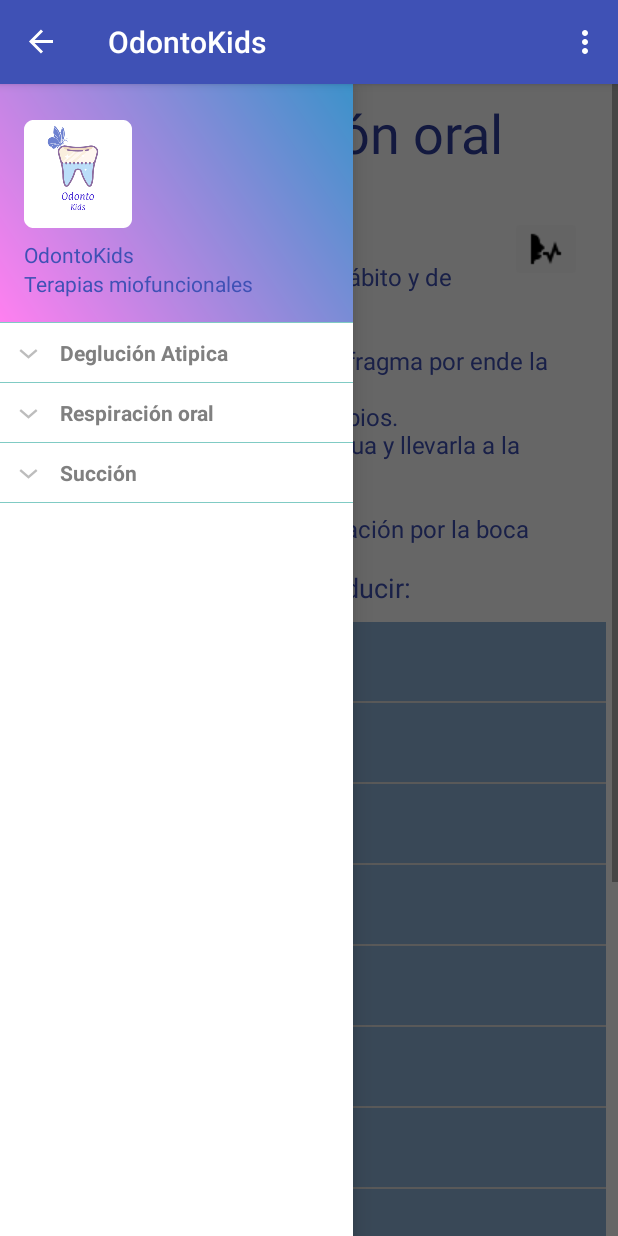
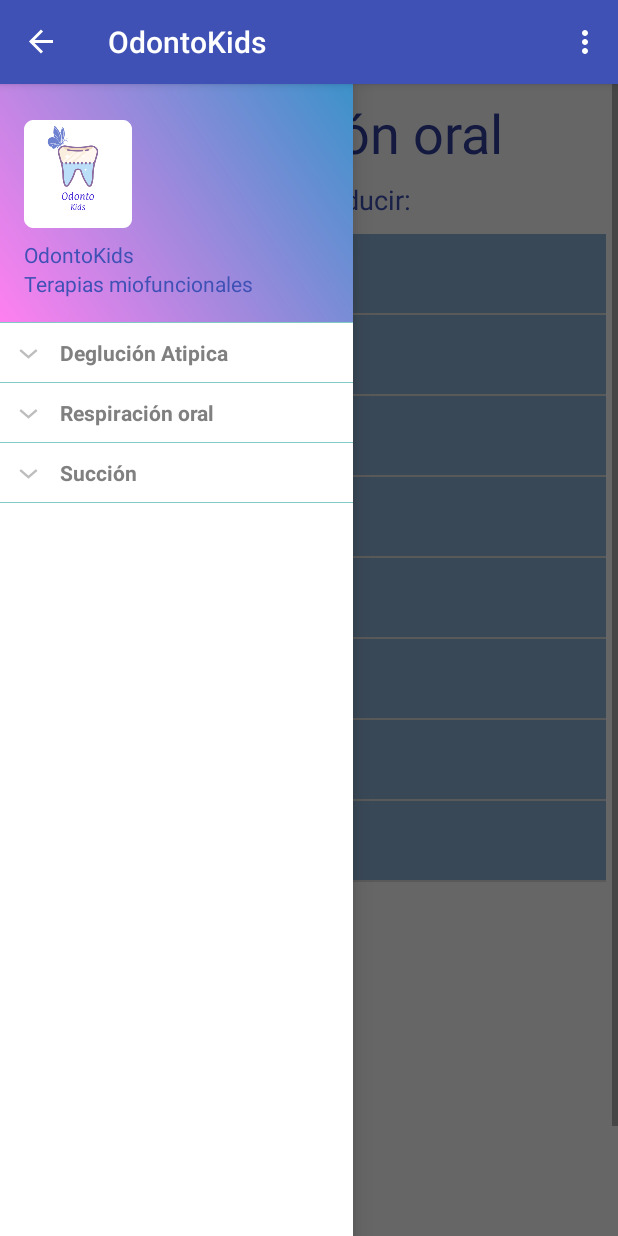
Before and after one commit to mimel94/OdontoKids, an Android app: the fragment OralRespirationFragment placed in its activity, with the side drawer open, on a phone screen of 412 x 824 dp. Run offline under Robolectric (Android 15) with nearby library versions, the phone set to English and light mode, and no system bars.

Commit message:
separated objectives and exercises od oral respiration, put play and pause sound objectives

```diff
--- a/app/src/main/java/com/mimel/odontokids/OralRespirationFragment.java
+++ b/app/src/main/java/com/mimel/odontokids/OralRespirationFragment.java
@@ -38,8 +38,7 @@
     private ListView lv1;
     private VideoView videoView;
     private ImageView imageLogo;
-    private ImageButton soundButon;
-    private MediaPlayer mp;
+
 
 
 
@@ -57,14 +56,7 @@
         lv1 = (ListView) rootView.findViewById(R.id.listPraxias);
         videoView = (VideoView) rootView.findViewById(R.id.videoView);
         imageLogo = (ImageView)rootView.findViewById(R.id.imageView2);
-        soundButon = (ImageButton) rootView.findViewById(R.id.objetivoSound);
-        mp = MediaPlayer.create(getActivity(), R.raw.oral);
-        soundButon.setOnClickListener(new View.OnClickListener() {
-            @Override
-            public void onClick(View view) {
-                mp.start();
-            }
-        });
+
 
 
 
--- a/app/src/main/res/layout/fragment_oral_respiration.xml
+++ b/app/src/main/res/layout/fragment_oral_respiration.xml
@@ -72,52 +72,11 @@
         android:layout_width="wrap_content"
         android:layout_height="23dp"
         android:layout_marginStart="16dp"
-        android:layout_marginTop="16dp"
+        android:layout_marginTop="8dp"
         android:text="@string/selection_video"
         android:textColor="@color/colorPrimary"
         android:textSize="18sp"
         app:layout_constraintStart_toStartOf="parent"
-        app:layout_constraintTop_toBottomOf="@+id/textView13" />
-
-    <TextView
-        android:id="@+id/textView12"
-        android:layout_width="wrap_content"
-        android:layout_height="wrap_content"
-        android:layout_marginLeft="24dp"
-        android:layout_marginTop="24dp"
-        android:text="@string/objetivos"
-        android:textColor="@color/colorPrimary"
-        android:textSize="18sp"
-        android:textStyle="bold"
-        app:layout_constraintLeft_toLeftOf="parent"
         app:layout_constraintTop_toBottomOf="@+id/textView2" />
 
-    <TextView
-        android:id="@+id/textView13"
-        android:layout_width="0dp"
-        android:layout_height="wrap_content"
-        android:layout_marginEnd="8dp"
-        android:layout_marginStart="8dp"
-        android:layout_marginTop="12dp"
-        android:text="@string/objetivos_oral"
-        android:textColor="@color/colorPrimary"
-        android:textSize="16sp"
-        app:layout_constraintEnd_toEndOf="parent"
-        app:layout_constraintHorizontal_bias="0.0"
-        app:layout_constraintLeft_toLeftOf="parent"
-        app:layout_constraintRight_toRightOf="parent"
-        app:layout_constraintStart_toStartOf="parent"
-        app:layout_constraintTop_toBottomOf="@+id/textView12" />
-
-    <ImageButton
-        android:id="@+id/objetivoSound"
-        android:layout_width="wrap_content"
-        android:layout_height="wrap_content"
-        android:layout_marginRight="24dp"
-        android:layout_marginTop="88dp"
-        android:backgroundTint="@color/cardview_shadow_end_color"
-        android:src="@drawable/hablar"
-        app:layout_constraintRight_toRightOf="parent"
-        app:layout_constraintTop_toTopOf="parent" />
-
 </android.support.constraint.ConstraintLayout>
--- a/app/src/main/res/values/strings.xml
+++ b/app/src/main/res/values/strings.xml
@@ -28,13 +28,16 @@
     <string name="objetivos_succion">1) Sensibilizar al paciente sobre el cierre de los labios en reposo.
                                     \n\n2) Fortalecer y tonificar los músculos de la cara y de la boca.
                                     \n\n3) Corregir el hábito.</string>
-    <string name="objetivos_oral">1.Concienticar al paciente del hábito y de consecuencias.\n
-                                  2.Enseñar a respirar.\n
-                                  3.Fortalecer el músculo del diafragma por ende la capacidad pulmonar.\n
-                                  4.Mejorar la tonicidad de los labios.\n
-                                  5.Mejorar la posicion de la lengua y llevarla a la posición adecuada en reposo.\n
-                                  6.Promover el selle labial.\n
-                                  7.Eliminar el hábito de la respiración por la boca</string>
+    <string name="objetivos_oral">  1) Concientizar al paciente de los malos hábitos que presenta y de los resultados que estos pueden ocasionar en la boca, dientes, y músculos.
+                                    \n\n2) Corregir la manera como respira.
+                                    </string>
+    <string name="objetivos_oral1"> 3) Fortalecer los músculos de la respiración y por ende aumentar la capacidad de los pulmones para retener el máximo de aire.
+                                    \n\n4) Mejorar la tensión de los labios.
+                                    \n\n5) Mejorar la posición de la lengua durante el reposo.
+                                   </string>
+    <string name="objetivos_oral2">
+                                    6) Causar el cierre de los labios en reposo.
+                                    \n\n7) Eliminar el hábito de respirar por la boca.</string>
     <string name="objetivos_de_atipica">1.Fortalecer músculos orofaciales y linguales para promover una adecuada alimentación\n
                                         2.Aumentar conciencia de propiocepción táctil y posición adecuada de la lengua.\n
                                         3.Corregir el hábito.</string>
```
Also changed, not shown: app/src/main/java/com/mimel/odontokids/MainActivity.java (+18 -8 lines), app/src/main/java/com/mimel/odontokids/ObjectivesOralRespirationFragment.java (added, +85 -0 lines), app/src/main/res/layout/fragment_objectives_oral_respiration.xml (added, +175 -0 lines), app/src/main/java/com/mimel/odontokids/PraxiasFragment.java (line endings or trailing spaces).
